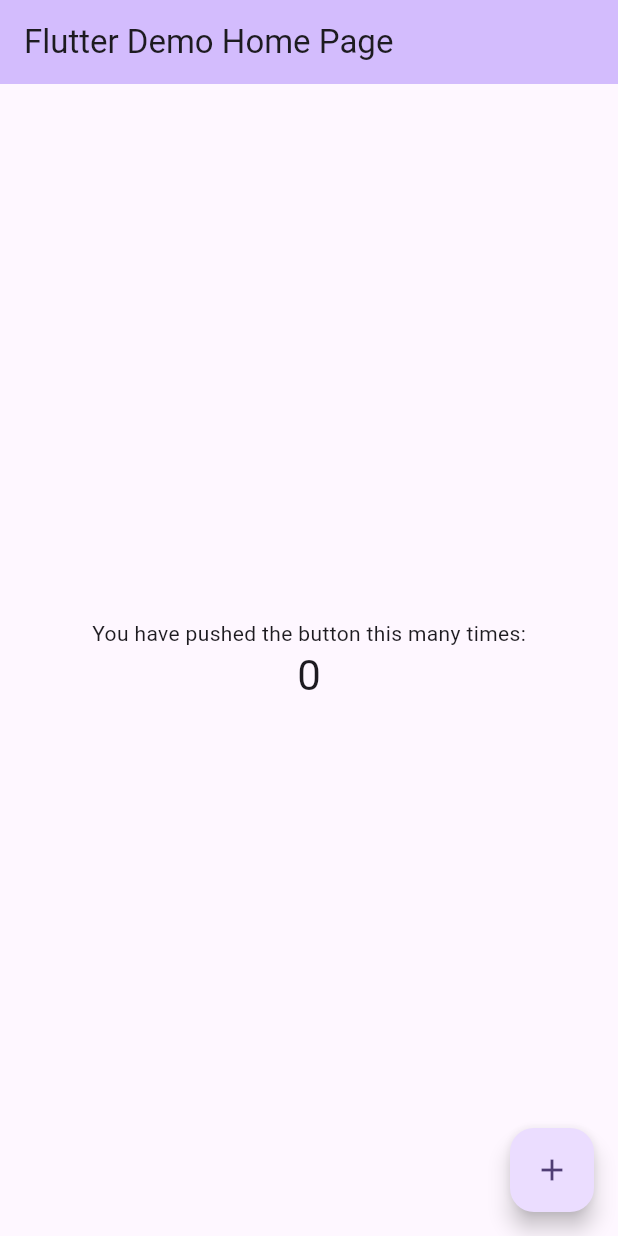
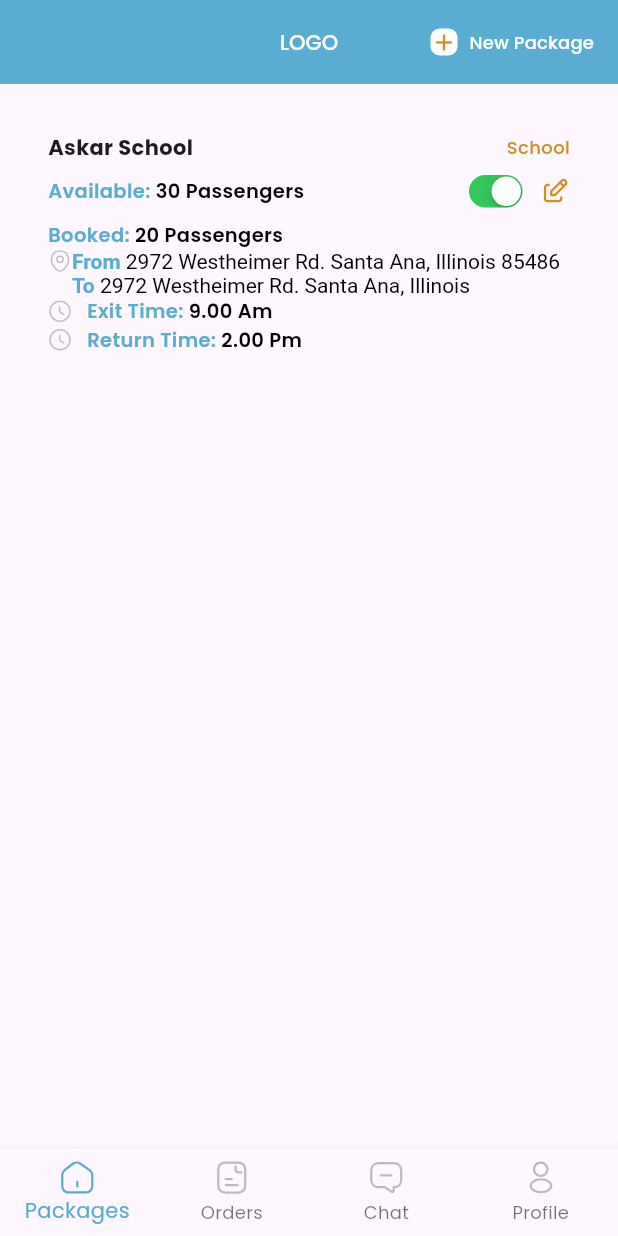
Before and after one commit to Marwanhoo/mostaql-hq-project, a Flutter app: the screen it shows after launch, on a phone screen of 412 x 824 dp. Run offline on Flutter 3.47's test engine with Material 3 defaults, Android fonts, the phone set to English and light mode, and no system bars; our stand-ins replace flutter_svg, google_fonts.

Commit message:
home layout

```diff
--- /dev/null
+++ b/lib/colors/app_colors.dart
@@ -0,0 +1,8 @@
+
+import 'package:flutter/material.dart';
+
+class AppColors{
+  static Color primaryColor = const Color(0XFF5AADD0);
+  static Color brownColor = const Color(0XFFD28E20);
+
+}
--- /dev/null
+++ b/lib/layout/home_layout.dart
@@ -0,0 +1,72 @@
+import 'package:flutter/material.dart';
+import 'package:flutter_svg/flutter_svg.dart';
+import 'package:mostaql_hq_project/colors/app_colors.dart';
+import 'package:mostaql_hq_project/screens/chat_screen.dart';
+import 'package:mostaql_hq_project/screens/my_package_screen.dart';
+import 'package:mostaql_hq_project/screens/orders_screen.dart';
+import 'package:mostaql_hq_project/screens/profile_screen.dart';
+
+class HomeLayout extends StatefulWidget {
+  const HomeLayout({super.key});
+
+  @override
+  State<HomeLayout> createState() => _HomeLayoutState();
+}
+
+class _HomeLayoutState extends State<HomeLayout> {
+  int currentIndex = 0;
+  List<Widget> screens = [
+    const MyPackageScreen(),
+    const OrdersScreen(),
+    const ChatScreen(),
+    const ProfileScreen(),
+  ];
+
+  @override
+  Widget build(BuildContext context) {
+    return Scaffold(
+      //appBar: AppBar(),
+      body: screens[currentIndex],
+      bottomNavigationBar: BottomNavigationBar(
+        selectedItemColor: AppColors.primaryColor,
+        currentIndex: currentIndex,
+        onTap: (int index) {
+          setState(() {
+            currentIndex = index;
+          });
+        },
+        type: BottomNavigationBarType.fixed,
+        items: [
+          BottomNavigationBarItem(
+            icon: SvgPicture.asset(
+              "assets/svg/my_package.svg",
+              color: currentIndex == 0 ? AppColors.primaryColor : null,
+            ),
+            label: "Packages",
+          ),
+          BottomNavigationBarItem(
+            icon: SvgPicture.asset(
+              "assets/svg/orders.svg",
+              color: currentIndex == 1 ? AppColors.primaryColor : null,
+            ),
+            label: "Orders",
+          ),
+          BottomNavigationBarItem(
+            icon: SvgPicture.asset(
+              "assets/svg/chat.svg",
+              color: currentIndex == 2 ? AppColors.primaryColor : null,
+            ),
+            label: "Chat",
+          ),
+          BottomNavigationBarItem(
+            icon: SvgPicture.asset(
+              "assets/svg/profile.svg",
+              color: currentIndex == 3 ? AppColors.primaryColor : null,
+            ),
+            label: "Profile",
+          ),
+        ],
+      ),
+    );
+  }
+}
--- a/lib/main.dart
+++ b/lib/main.dart
@@ -1,4 +1,6 @@
 import 'package:flutter/material.dart';
+import 'package:google_fonts/google_fonts.dart';
+import 'package:mostaql_hq_project/layout/home_layout.dart';
 
 void main() {
   runApp(const MyApp());
@@ -7,119 +9,17 @@ void main() {
 class MyApp extends StatelessWidget {
   const MyApp({super.key});
 
-  // This widget is the root of your application.
   @override
   Widget build(BuildContext context) {
     return MaterialApp(
+      debugShowCheckedModeBanner: false,
       title: 'Flutter Demo',
       theme: ThemeData(
-        // This is the theme of your application.
-        //
-        // TRY THIS: Try running your application with "flutter run". You'll see
-        // the application has a purple toolbar. Then, without quitting the app,
-        // try changing the seedColor in the colorScheme below to Colors.green
-        // and then invoke "hot reload" (save your changes or press the "hot
-        // reload" button in a Flutter-supported IDE, or press "r" if you used
-        // the command line to start the app).
-        //
-        // Notice that the counter didn't reset back to zero; the application
-        // state is not lost during the reload. To reset the state, use hot
-        // restart instead.
-        //
-        // This works for code too, not just values: Most code changes can be
-        // tested with just a hot reload.
-        colorScheme: ColorScheme.fromSeed(seedColor: Colors.deepPurple),
         useMaterial3: true,
+        textTheme: GoogleFonts.poppinsTextTheme(),
+
       ),
-      home: const MyHomePage(title: 'Flutter Demo Home Page'),
+      home: const HomeLayout(),
     );
   }
 }
-
-class MyHomePage extends StatefulWidget {
-  const MyHomePage({super.key, required this.title});
-
-  // This widget is the home page of your application. It is stateful, meaning
-  // that it has a State object (defined below) that contains fields that affect
-  // how it looks.
-
-  // This class is the configuration for the state. It holds the values (in this
-  // case the title) provided by the parent (in this case the App widget) and
-  // used by the build method of the State. Fields in a Widget subclass are
-  // always marked "final".
-
-  final String title;
-
-  @override
-  State<MyHomePage> createState() => _MyHomePageState();
-}
-
-class _MyHomePageState extends State<MyHomePage> {
-  int _counter = 0;
-
-  void _incrementCounter() {
-    setState(() {
-      // This call to setState tells the Flutter framework that something has
-      // changed in this State, which causes it to rerun the build method below
-      // so that the display can reflect the updated values. If we changed
-      // _counter without calling setState(), then the build method would not be
-      // called again, and so nothing would appear to happen.
-      _counter++;
-    });
-  }
-
-  @override
-  Widget build(BuildContext context) {
-    // This method is rerun every time setState is called, for instance as done
-    // by the _incrementCounter method above.
-    //
-    // The Flutter framework has been optimized to make rerunning build methods
-    // fast, so that you can just rebuild anything that needs updating rather
-    // than having to individually change instances of widgets.
-    return Scaffold(
-      appBar: AppBar(
-        // TRY THIS: Try changing the color here to a specific color (to
-        // Colors.amber, perhaps?) and trigger a hot reload to see the AppBar
-        // change color while the other colors stay the same.
-        backgroundColor: Theme.of(context).colorScheme.inversePrimary,
-        // Here we take the value from the MyHomePage object that was created by
-        // the App.build method, and use it to set our appbar title.
-        title: Text(widget.title),
-      ),
-      body: Center(
-        // Center is a layout widget. It takes a single child and positions it
-        // in the middle of the parent.
-        child: Column(
-          // Column is also a layout widget. It takes a list of children and
-          // arranges them vertically. By default, it sizes itself to fit its
-          // children horizontally, and tries to be as tall as its parent.
-          //
-          // Column has various properties to control how it sizes itself and
-          // how it positions its children. Here we use mainAxisAlignment to
-          // center the children vertically; the main axis here is the vertical
-          // axis because Columns are vertical (the cross axis would be
-          // horizontal).
-          //
-          // TRY THIS: Invoke "debug painting" (choose the "Toggle Debug Paint"
-          // action in the IDE, or press "p" in the console), to see the
-          // wireframe for each widget.
-          mainAxisAlignment: MainAxisAlignment.center,
-          children: <Widget>[
-            const Text(
-              'You have pushed the button this many times:',
-            ),
-            Text(
-              '$_counter',
-              style: Theme.of(context).textTheme.headlineMedium,
-            ),
-          ],
-        ),
-      ),
-      floatingActionButton: FloatingActionButton(
-        onPressed: _incrementCounter,
-        tooltip: 'Increment',
-        child: const Icon(Icons.add),
-      ), // This trailing comma makes auto-formatting nicer for build methods.
-    );
-  }
-}
--- /dev/null
+++ b/lib/screens/my_package_screen.dart
@@ -0,0 +1,194 @@
+import 'package:flutter/cupertino.dart';
+import 'package:flutter/material.dart';
+import 'package:flutter/widgets.dart';
+import 'package:flutter_svg/flutter_svg.dart';
+import 'package:mostaql_hq_project/colors/app_colors.dart';
+import 'package:mostaql_hq_project/styles/app_styles.dart';
+
+class MyPackageScreen extends StatelessWidget {
+  const MyPackageScreen({super.key});
+
+  @override
+  Widget build(BuildContext context) {
+    return Scaffold(
+      appBar: AppBar(
+        backgroundColor: AppColors.primaryColor,
+        centerTitle: true,
+        title: Text(
+          "LOGO",
+          style: AppStyles.style14White,
+        ),
+        actions: [
+          TextButton.icon(
+            onPressed: () {},
+            icon: Container(
+              decoration: BoxDecoration(
+                borderRadius: BorderRadius.circular(6),
+                color: Colors.white,
+              ),
+              child: Icon(
+                Icons.add,
+                color: AppColors.brownColor,
+              ),
+            ),
+            label: Text(
+              "New Package",
+              style: AppStyles.style12,
+            ),
+          ),
+        ],
+      ),
+      body: Padding(
+        padding: const EdgeInsets.all(32),
+        child: Column(
+          children: [
+            Container(
+              child: Column(
+                children: [
+                  Row(
+                    mainAxisAlignment: MainAxisAlignment.spaceBetween,
+                    children: [
+                      const Text(
+                        "Askar School",
+                        style: TextStyle(
+                          fontWeight: FontWeight.bold,
+                        ),
+                      ),
+                      Text(
+                        "School",
+                        style: AppStyles.style12Brown,
+                      ),
+                    ],
+                  ),
+                  Row(
+                    mainAxisAlignment: MainAxisAlignment.spaceBetween,
+                    children: [
+                      Row(
+                        children: [
+                          Text(
+                            "Available: ",
+                            style: AppStyles.style13Primary,
+                          ),
+                          Text(
+                            "30 Passengers",
+                            style: AppStyles.style13,
+                          ),
+                        ],
+                      ),
+                      Row(
+                        children: [
+                          Transform.scale(
+                            scale: 0.7,
+                            child: CupertinoSwitch(
+                              value: true,
+                              onChanged: (bool value) {},
+                            ),
+                          ),
+                          SvgPicture.asset("assets/svg/edit.svg"),
+                        ],
+                      ),
+                    ],
+                  ),
+                  Row(
+                    children: [
+                      Row(
+                        children: [
+                          Text(
+                            "Booked: ",
+                            style: AppStyles.style13Primary,
+                          ),
+                          Text(
+                            "20 Passengers",
+                            style: AppStyles.style13,
+                          ),
+                        ],
+                      ),
+                    ],
+                  ),
+                  Row(
+                    crossAxisAlignment: CrossAxisAlignment.start,
+                    children: [
+                      SvgPicture.asset("assets/svg/location.svg"),
+                      Expanded(
+                        child: Column(
+                          crossAxisAlignment: CrossAxisAlignment.start,
+                          children: [
+                            RichText(
+                              text: TextSpan(
+                                text: "From ",
+                                style: TextStyle(
+                                  fontWeight: FontWeight.bold,
+                                  color: AppColors.primaryColor,
+                                ),
+                                children: const <TextSpan>[
+                                  TextSpan(
+                                    text: "2972 Westheimer Rd. Santa Ana, Illinois 85486 ",
+                                   style: TextStyle(
+                                     color: Colors.black,
+                                     fontWeight: FontWeight.normal,
+                                   ),
+                                  ),
+                                ],
+                              ),
+                            ),
+                            RichText(
+                              text: TextSpan(
+                                text: "To ",
+                                style: TextStyle(
+                                  fontWeight: FontWeight.bold,
+                                  color: AppColors.primaryColor,
+                                ),
+                                children: const <TextSpan>[
+                                  TextSpan(
+                                    text: "2972 Westheimer Rd. Santa Ana, Illinois",
+                                    style: TextStyle(
+                                      color: Colors.black,
+                                      fontWeight: FontWeight.normal,
+                                    ),
+                                  ),
+                                ],
+                              ),
+                            ),
+                          ],
+                        ),
+                      ),
+                    ],
+                  ),
+                  Row(
+                    children: [
+                      SvgPicture.asset("assets/svg/clock.svg"),
+                      const SizedBox(width: 10),
+                      Text(
+                        "Exit Time: ",
+                        style: AppStyles.style13Primary,
+                      ),
+                      Text(
+                        "9.00 Am",
+                        style: AppStyles.style13,
+                      ),
+                    ],
+                  ),
+                  Row(
+                    children: [
+                      SvgPicture.asset("assets/svg/clock.svg"),
+                      const SizedBox(width: 10),
+                      Text(
+                        "Return Time: ",
+                        style: AppStyles.style13Primary,
+                      ),
+                      Text(
+                        "2.00 Pm",
+                        style: AppStyles.style13,
+                      ),
+                    ],
+                  ),
+                ],
+              ),
+            ),
+
+          ],
+        ),
+      ),
+    );
+  }
+}
--- /dev/null
+++ b/lib/styles/app_styles.dart
@@ -0,0 +1,43 @@
+import 'package:flutter/material.dart';
+import 'package:google_fonts/google_fonts.dart';
+import 'package:mostaql_hq_project/colors/app_colors.dart';
+
+class AppStyles {
+  static TextStyle style14White = const TextStyle(
+      color: Colors.white,
+      fontSize: 14,
+      fontWeight: FontWeight.w500,
+  );
+  static TextStyle style14Black = const TextStyle(
+    color: Colors.black,
+    fontSize: 14,
+    fontWeight: FontWeight.bold,
+  );
+
+  static TextStyle style12 =  const TextStyle(
+      color: Colors.white,
+      fontSize: 12,
+      fontWeight: FontWeight.w500,
+
+  );
+  static TextStyle style12Brown =  TextStyle(
+    color: AppColors.brownColor,
+    fontSize: 12,
+    fontWeight: FontWeight.w500,
+
+  );
+  static TextStyle style13 = const TextStyle(
+    color: Colors.black,
+      fontSize: 13,
+      fontWeight: FontWeight.w600,
+
+  );
+  static TextStyle style13Primary = TextStyle(
+      fontSize: 13,
+      fontWeight: FontWeight.w600,
+      color: AppColors.primaryColor,
+
+  );
+
+
+}
--- a/pubspec.yaml
+++ b/pubspec.yaml
@@ -35,6 +35,8 @@ dependencies:
   # The following adds the Cupertino Icons font to your application.
   # Use with the CupertinoIcons class for iOS style icons.
   cupertino_icons: ^1.0.6
+  flutter_svg: ^2.0.10+1
+  google_fonts: ^6.2.0
 
 dev_dependencies:
   flutter_test:
@@ -59,8 +61,8 @@ flutter:
   uses-material-design: true
 
   # To add assets to your application, add an assets section, like this:
-  # assets:
-  #   - images/a_dot_burr.jpeg
+  assets:
+    - assets/svg/
   #   - images/a_dot_ham.jpeg
 
   # An image asset can refer to one or more resolution-specific "variants", see
```
Also changed, not shown: lib/screens/chat_screen.dart (added, +207 -0 lines), lib/screens/orders_screen.dart (added, +25 -0 lines), lib/screens/profile_screen.dart (added, +25 -0 lines), assets/svg/chat.svg (added), assets/svg/clock.svg (added), assets/svg/edit.svg (added), assets/svg/location.svg (added), assets/svg/my_package.svg (added), assets/svg/orders.svg (added), assets/svg/profile.svg (added), pubspec.lock.
